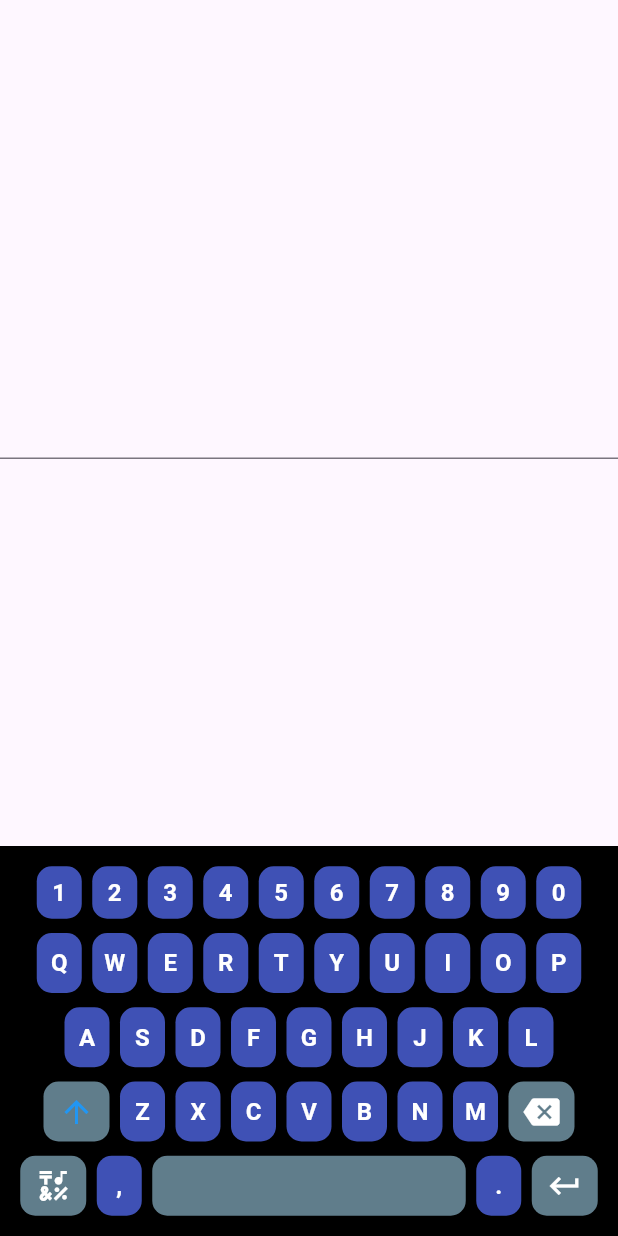
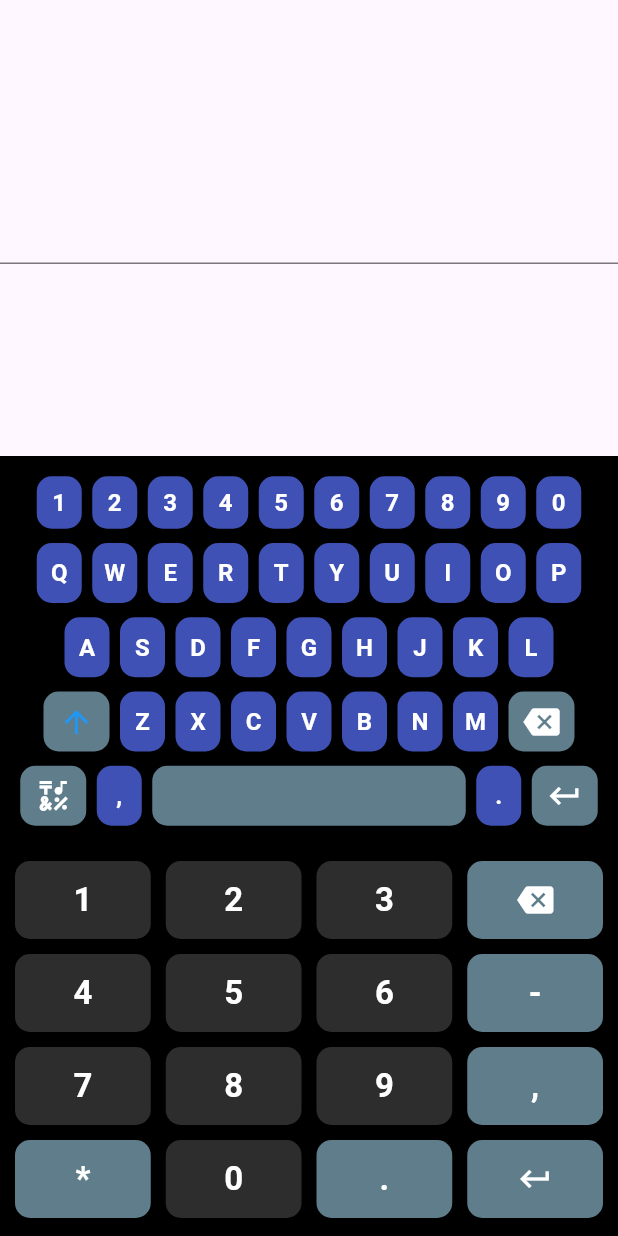
Before and after one commit to ASHIR14/soft_keyboard, a Flutter app: the screen it shows after launch, on a phone screen of 412 x 824 dp. Run offline on Flutter 3.47's test engine with Material 2 defaults, Android fonts, the phone set to English and light mode, and no system bars.

Commit message:
Numeric Keyboard

```diff
--- a/example/lib/main.dart
+++ b/example/lib/main.dart
@@ -1,3 +1,5 @@
+import 'dart:developer';
+
 import 'package:flutter/material.dart';
 import 'package:soft_keyboard/soft_keyboard.dart';
 
@@ -47,10 +49,23 @@ class _MainScreenState extends State<MainScreen> {
           ),
           AlphanumericKeyboard(
             controller: _controller,
+            onEnterTapped: () {
+              log("hide keyboard");
+            },
             height: 260,
             backgroundColor: Colors.black,
             actionKeyColor: Colors.blueGrey,
             alphanumericKeyColor: Colors.indigo,
+            backspaceKeyIcon: Icons.backspace,
+            enterKeyIcon: Icons.keyboard_return,
+          ),
+          NumericKeyboard(
+            controller: _controller,
+            onEnterTapped: () {
+              log("hide keyboard");
+            },
+            backgroundColor: Colors.black,
+            actionKeyColor: Colors.blueGrey,
             backspaceKeyIcon: Icons.backspace,
             enterKeyIcon: Icons.keyboard_return,
           ),
--- a/lib/soft_keyboard.dart
+++ b/lib/soft_keyboard.dart
@@ -1,3 +1,4 @@
 library soft_keyboard;
 
 export 'src/widgets/alphanumeric_keyboard.dart';
+export 'src/widgets/numeric_keyboard.dart';
--- a/lib/src/utils/key_rows.dart
+++ b/lib/src/utils/key_rows.dart
@@ -95,4 +95,30 @@ class KeyRows {
     '.',
     SpecialKey.enter.name,
   ];
+
+  static final List<String> numericRow = [
+    '1',
+    '2',
+    '3',
+    SpecialKey.backspace.name,
+    '4',
+    '5',
+    '6',
+    '-',
+    '7',
+    '8',
+    '9',
+    ',',
+    '*',
+    '0',
+    '.',
+    SpecialKey.enter.name,
+  ];
+
+  static final List<String> numericSpecialCases = [
+    '-',
+    ',',
+    '*',
+    '.',
+  ];
 }
--- a/lib/src/widgets/alphanumeric_keyboard.dart
+++ b/lib/src/widgets/alphanumeric_keyboard.dart
@@ -4,8 +4,8 @@ import '../utils/enums.dart';
 import '../utils/key_rows.dart';
 
 class AlphanumericKeyboard extends StatefulWidget {
-  const AlphanumericKeyboard(
-      {required this.controller,
+  const AlphanumericKeyboard({
+    required this.controller,
     this.height = 260,
     this.backgroundColor = const Color(0xff0a0a0a),
     this.actionKeyColor = const Color(0xff171717),
@@ -20,8 +20,12 @@ class AlphanumericKeyboard extends StatefulWidget {
     this.alphabetKeyIcon,
     this.capsLockKeyIcon,
     this.capsUnlockKeyIcon,
-      this.firstLetterCapitalizationColor,
-      super.key});
+    this.firstLetterCapitalizationColor = Colors.blue,
+    this.keyBorderRadius = 10,
+    this.actionKeyIconColor = Colors.white,
+    this.onEnterTapped,
+    super.key,
+  });
 
   /// The height of the keyboard
   final double height;
@@ -69,7 +73,16 @@ class AlphanumericKeyboard extends StatefulWidget {
   final IconData? capsUnlockKeyIcon;
 
   /// The icon color when firstLetterCapitalization is enabled
-  final Color? firstLetterCapitalizationColor;
+  final Color firstLetterCapitalizationColor;
+
+  /// The border radius for the keys
+  final double keyBorderRadius;
+
+  /// Action key icon color
+  final Color actionKeyIconColor;
+
+  /// Callback Function for Enter Key
+  final Function()? onEnterTapped;
 
   @override
   State<AlphanumericKeyboard> createState() => _AlphanumericKeyboardState();
@@ -105,11 +118,11 @@ class _AlphanumericKeyboardState extends State<AlphanumericKeyboard> {
       onTap: () {
         widget.controller.text += kKey;
       },
-      borderRadius: BorderRadius.circular(10),
+      borderRadius: BorderRadius.circular(widget.keyBorderRadius),
       child: Container(
         decoration: BoxDecoration(
           color: widget.alphanumericKeyColor,
-          borderRadius: BorderRadius.circular(10),
+          borderRadius: BorderRadius.circular(widget.keyBorderRadius),
         ),
         constraints: const BoxConstraints(
           minWidth: 30,
@@ -144,11 +157,11 @@ class _AlphanumericKeyboardState extends State<AlphanumericKeyboard> {
           });
         }
       },
-      borderRadius: BorderRadius.circular(10),
+      borderRadius: BorderRadius.circular(widget.keyBorderRadius),
       child: Container(
         decoration: BoxDecoration(
           color: widget.alphanumericKeyColor,
-          borderRadius: BorderRadius.circular(10),
+          borderRadius: BorderRadius.circular(widget.keyBorderRadius),
         ),
         constraints: const BoxConstraints(
           minWidth: 30,
@@ -175,7 +188,7 @@ class _AlphanumericKeyboardState extends State<AlphanumericKeyboard> {
   // Returns the icon for the action keys
   Widget? getActionKeyIcon(SpecialKey key) {
     IconData iconData;
-    Color iconColor = Colors.white;
+    Color iconColor = widget.actionKeyIconColor;
     double iconSize = 24;
 
     if (key == SpecialKey.capsLock) {
@@ -184,7 +197,7 @@ class _AlphanumericKeyboardState extends State<AlphanumericKeyboard> {
           : widget.capsUnlockKeyIcon ?? Icons.arrow_upward;
 
       if (capitalization == Capitalization.onlyFirstLetter) {
-        iconColor = widget.firstLetterCapitalizationColor ?? Colors.blue;
+        iconColor = widget.firstLetterCapitalizationColor;
       }
     } else if (key == SpecialKey.backspace) {
       iconData = widget.backspaceKeyIcon ?? Icons.backspace_outlined;
@@ -220,7 +233,11 @@ class _AlphanumericKeyboardState extends State<AlphanumericKeyboard> {
         } else if (kKey == SpecialKey.space) {
           widget.controller.text += ' ';
         } else if (kKey == SpecialKey.enter) {
+          if (widget.onEnterTapped != null) {
+            widget.onEnterTapped!();
+          } else {
             widget.controller.text += '\n';
+          }
         } else if (kKey == SpecialKey.capsLock) {
           setState(() {
             switch (capitalization) {
@@ -245,11 +262,11 @@ class _AlphanumericKeyboardState extends State<AlphanumericKeyboard> {
           });
         }
       },
-      borderRadius: BorderRadius.circular(10),
+      borderRadius: BorderRadius.circular(widget.keyBorderRadius),
       child: Container(
         decoration: BoxDecoration(
           color: widget.actionKeyColor,
-          borderRadius: BorderRadius.circular(10),
+          borderRadius: BorderRadius.circular(widget.keyBorderRadius),
         ),
         constraints: const BoxConstraints(
           minWidth: 30,
--- /dev/null
+++ b/lib/src/widgets/numeric_keyboard.dart
@@ -0,0 +1,186 @@
+import 'package:flutter/material.dart';
+import 'package:soft_keyboard/src/utils/key_rows.dart';
+
+import '../utils/enums.dart';
+
+class NumericKeyboard extends StatefulWidget {
+  const NumericKeyboard({
+    required this.controller,
+    this.height = 260,
+    this.backgroundColor = const Color(0xff0a0a0a),
+    this.actionKeyColor = const Color(0xff171717),
+    this.numericKeyColor = const Color(0xff2d2d2d),
+    this.keyTextStyle,
+    this.enterKeyIcon,
+    this.backspaceKeyIcon,
+    this.keyBorderRadius = 10,
+    this.actionKeyIconColor = Colors.white,
+    this.onEnterTapped,
+    super.key,
+  });
+
+  /// The height of the keyboard
+  final double height;
+
+  /// The controller for the text field
+  final TextEditingController controller;
+
+  /// The color for the keyboard background
+  final Color backgroundColor;
+
+  /// The color for the action keys
+  final Color actionKeyColor;
+
+  /// The color for the alphanumeric keys
+  final Color numericKeyColor;
+
+  /// The text style for the numeric keys
+  final TextStyle? keyTextStyle;
+
+  /// The icon to show on enter key
+  final IconData? enterKeyIcon;
+
+  /// The icon to show on backspace key
+  final IconData? backspaceKeyIcon;
+
+  /// The border radius for the keys
+  final double keyBorderRadius;
+
+  /// Action key icon color
+  final Color actionKeyIconColor;
+
+  /// Callback Function for Enter Key
+  final Function()? onEnterTapped;
+
+  @override
+  State<NumericKeyboard> createState() => _NumericKeyboardState();
+}
+
+class _NumericKeyboardState extends State<NumericKeyboard> {
+  // Renders the keyboard rows
+  Widget keyboardRow(List<String> keys) {
+    return Row(
+      mainAxisAlignment: MainAxisAlignment.center,
+      children: keys
+          .map(
+            (e) => e == SpecialKey.space.name
+                ? Expanded(child: actionKey(SpecialKey.space))
+                : e.length > 1
+                    ? actionKey(SpecialKey.values
+                        .firstWhere((element) => element.name == e))
+                    : numberKey(e),
+          )
+          .toList(),
+    );
+  }
+
+  // Renders the number keys
+  Widget numberKey(String kKey) {
+    return InkWell(
+      onTap: () {
+        widget.controller.text += kKey;
+      },
+      borderRadius: BorderRadius.circular(widget.keyBorderRadius),
+      child: Container(
+        width: MediaQuery.of(context).size.width / 4 - 12.5,
+        height: 52,
+        margin: const EdgeInsets.only(left: 10, top: 10),
+        decoration: BoxDecoration(
+          color: KeyRows.numericSpecialCases.contains(kKey)
+              ? widget.actionKeyColor
+              : widget.numericKeyColor,
+          borderRadius: BorderRadius.circular(widget.keyBorderRadius),
+        ),
+        child: Center(
+          child: Text(
+            kKey,
+            style: widget.keyTextStyle ??
+                const TextStyle(
+                  fontSize: 22,
+                  color: Colors.white,
+                  fontWeight: FontWeight.bold,
+                ),
+          ),
+        ),
+      ),
+    );
+  }
+
+  // Returns the icon for the action keys
+  Widget? getActionKeyIcon(SpecialKey key) {
+    IconData iconData;
+    Color iconColor = widget.actionKeyIconColor;
+    double iconSize = 24;
+
+    if (key == SpecialKey.backspace) {
+      iconData = widget.backspaceKeyIcon ?? Icons.backspace_outlined;
+    } else {
+      iconData = widget.enterKeyIcon ?? Icons.keyboard_return;
+    }
+
+    return Icon(
+      iconData,
+      color: iconColor,
+      size: iconSize,
+    );
+  }
+
+  // Renders the action keys
+  Widget actionKey(SpecialKey kKey) {
+    return InkWell(
+      onTap: () {
+        if (kKey == SpecialKey.backspace) {
+          if (widget.controller.text.isNotEmpty) {
+            widget.controller.text = widget.controller.text
+                .substring(0, widget.controller.text.length - 1);
+          }
+        } else if (kKey == SpecialKey.enter) {
+          if (widget.onEnterTapped != null) {
+            widget.onEnterTapped!();
+          } else {
+            widget.controller.text += '\n';
+          }
+        }
+      },
+      borderRadius: BorderRadius.circular(widget.keyBorderRadius),
+      child: Container(
+        width: MediaQuery.of(context).size.width / 4 - 12.5,
+        height: 52,
+        margin: const EdgeInsets.only(left: 10, top: 10),
+        decoration: BoxDecoration(
+          color: widget.actionKeyColor,
+          borderRadius: BorderRadius.circular(widget.keyBorderRadius),
+        ),
+        child: Center(
+          child: Padding(
+            padding: const EdgeInsets.symmetric(horizontal: 10),
+            child: getActionKeyIcon(kKey),
+          ),
+        ),
+      ),
+    );
+  }
+
+  @override
+  Widget build(BuildContext context) {
+    return Container(
+      width: double.infinity,
+      height: widget.height,
+      color: widget.backgroundColor,
+      child: Wrap(
+        // spacing: 10.0,
+        // runSpacing: 10.0,
+        children: List.generate(
+          KeyRows.numericRow.length,
+          (index) {
+            return KeyRows.numericRow[index] == SpecialKey.enter.name
+                ? actionKey(SpecialKey.enter)
+                : KeyRows.numericRow[index] == SpecialKey.backspace.name
+                    ? actionKey(SpecialKey.backspace)
+                    : numberKey(KeyRows.numericRow[index]);
+          },
+        ),
+      ),
+    );
+  }
+}
```
Also changed, not shown: 2 other files. Lines whose indentation alone changed are shown as unchanged.
